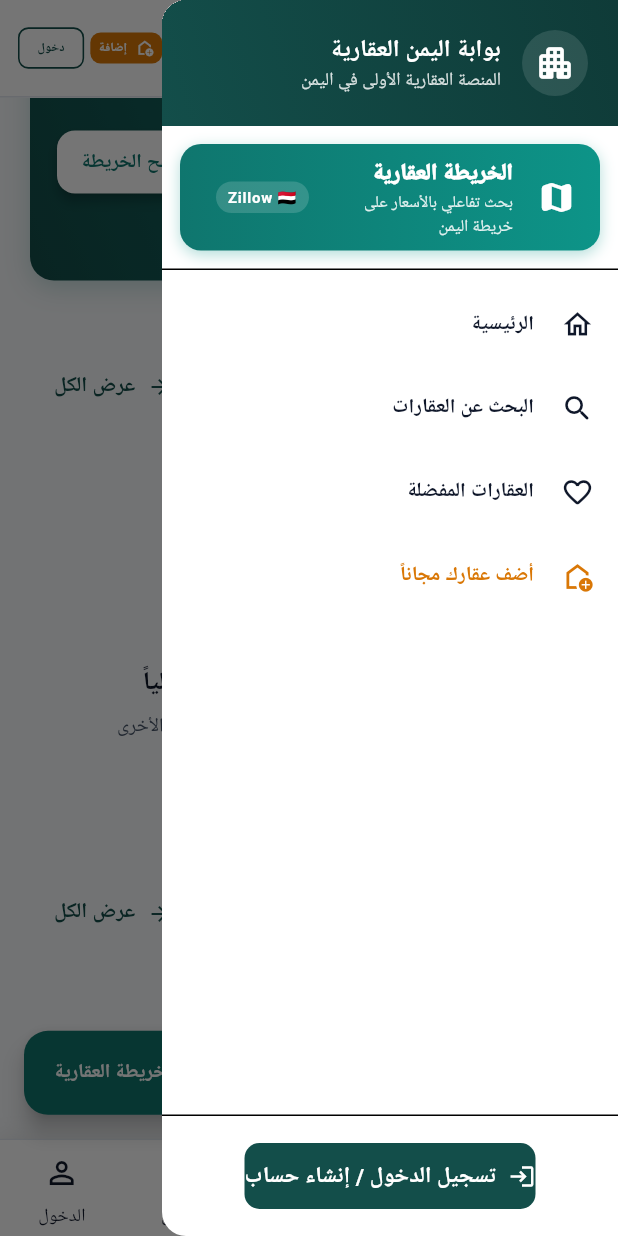
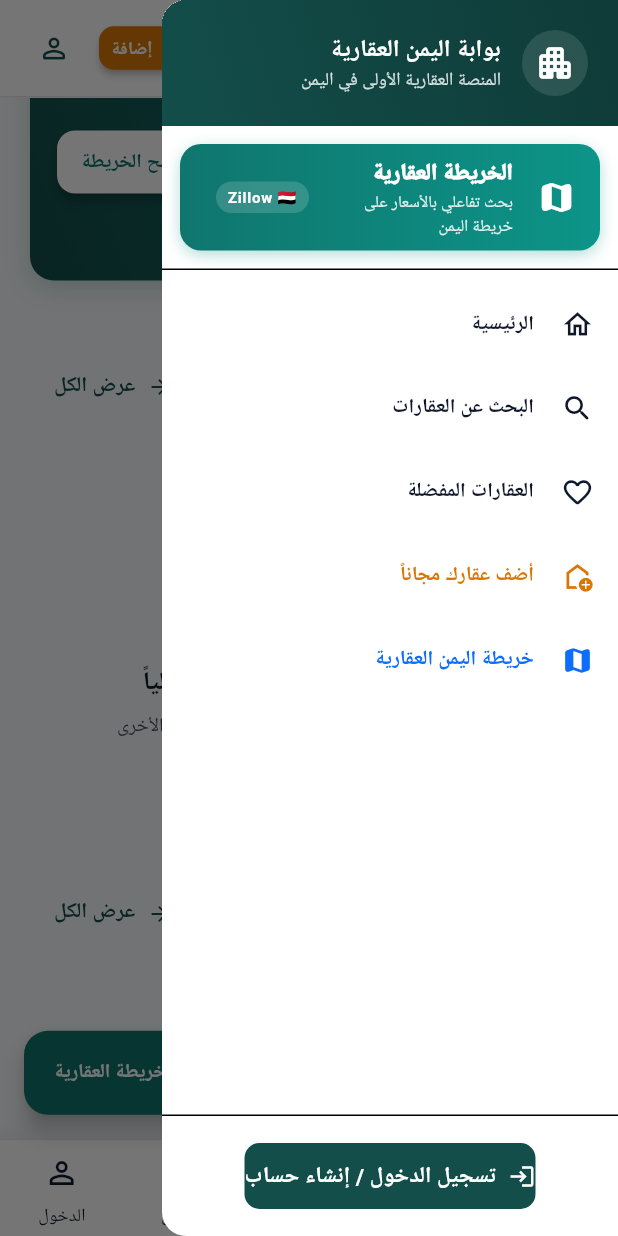
Before and after one commit to AlomoryNet/yemen-real, a Flutter app: the screen it shows after launch, scrolled down 576 dp, after a tap on the "menu" icon, on a phone screen of 412 x 824 dp. Run offline on Flutter 3.47's test engine with Material 3 defaults, Android fonts, the phone set to English and light mode, and no system bars; our stand-ins replace cached_network_image, csv, flutter_map, flutter_riverpod, go_router, google_fonts and 5 more; accounts and stored records are empty; Roboto replaces fonts that are missing (Cairo).

Commit message:
feat(header): guarantee prominent Yemen map button directly beside add button across mobile and desktop, update drawer and screens, release v1.8.1

```diff
--- a/lib/features/home/presentation/home_screen.dart
+++ b/lib/features/home/presentation/home_screen.dart
@@ -1162,9 +1162,44 @@ class _HomeScreenState extends ConsumerState<HomeScreen> {
               ),
             ),
             const SizedBox(height: 16),
-            ElevatedButton(
+            Wrap(
+              alignment: WrapAlignment.center,
+              spacing: 10,
+              runSpacing: 10,
+              children: [
+                ElevatedButton.icon(
+                  style: ElevatedButton.styleFrom(
+                    backgroundColor: const Color(0xFF0D6EFD),
+                    foregroundColor: Colors.white,
+                    padding: const EdgeInsets.symmetric(horizontal: 16, vertical: 12),
+                    shape: RoundedRectangleBorder(
+                      borderRadius: BorderRadius.circular(10),
+                    ),
+                  ),
+                  icon: const Icon(Icons.map_rounded, size: 18),
+                  label: Text(
+                    'خريطة اليمن',
+                    style: GoogleFonts.cairo(fontWeight: FontWeight.bold),
+                  ),
+                  onPressed: () => context.push('/map'),
+                ),
+                ElevatedButton.icon(
+                  style: ElevatedButton.styleFrom(
+                    backgroundColor: AppColors.accent,
+                    foregroundColor: Colors.white,
+                    padding: const EdgeInsets.symmetric(horizontal: 16, vertical: 12),
+                    shape: RoundedRectangleBorder(
+                      borderRadius: BorderRadius.circular(10),
+                    ),
+                  ),
+                  icon: const Icon(Icons.add_home_outlined, size: 18),
+                  label: Text(
+                    'أضف إعلانك الآن',
+                    style: GoogleFonts.cairo(fontWeight: FontWeight.bold),
+                  ),
                   onPressed: () => context.push('/add-property'),
-              child: const Text('أضف إعلانك الآن'),
+                ),
+              ],
             ),
           ],
         ),
@@ -1195,12 +1230,38 @@ class _HomeScreenState extends ConsumerState<HomeScreen> {
               ),
             ),
             const SizedBox(width: 24),
+            Row(
+              children: [
+                ElevatedButton.icon(
+                  style: ElevatedButton.styleFrom(
+                    backgroundColor: const Color(0xFF0D6EFD),
+                    foregroundColor: Colors.white,
+                    padding: const EdgeInsets.symmetric(
+                      horizontal: 22,
+                      vertical: 18,
+                    ),
+                    shape: RoundedRectangleBorder(
+                      borderRadius: BorderRadius.circular(12),
+                    ),
+                  ),
+                  icon: const Icon(Icons.map_rounded),
+                  label: Text(
+                    'خريطة اليمن',
+                    style: GoogleFonts.cairo(fontWeight: FontWeight.bold),
+                  ),
+                  onPressed: () => context.push('/map'),
+                ),
+                const SizedBox(width: 12),
                 ElevatedButton.icon(
                   style: ElevatedButton.styleFrom(
                     backgroundColor: AppColors.accent,
+                    foregroundColor: Colors.white,
                     padding: const EdgeInsets.symmetric(
-                  horizontal: 28,
+                      horizontal: 26,
                       vertical: 18,
+                    ),
+                    shape: RoundedRectangleBorder(
+                      borderRadius: BorderRadius.circular(12),
                     ),
                   ),
                   icon: const Icon(Icons.add_home_outlined),
@@ -1212,6 +1273,8 @@ class _HomeScreenState extends ConsumerState<HomeScreen> {
                 ),
               ],
             ),
+          ],
+        ),
       ),
     );
   }
--- a/lib/features/profile/presentation/my_properties_screen.dart
+++ b/lib/features/profile/presentation/my_properties_screen.dart
@@ -99,6 +99,23 @@ class MyPropertiesScreen extends ConsumerWidget {
                               ),
                             ],
                           ),
+                          Row(
+                            children: [
+                              ElevatedButton.icon(
+                                style: ElevatedButton.styleFrom(
+                                  backgroundColor: const Color(0xFF0D6EFD),
+                                  foregroundColor: Colors.white,
+                                ),
+                                icon: const Icon(Icons.map_rounded, size: 18),
+                                label: Text(
+                                  'خريطة اليمن',
+                                  style: GoogleFonts.cairo(
+                                    fontWeight: FontWeight.bold,
+                                  ),
+                                ),
+                                onPressed: () => context.push('/map'),
+                              ),
+                              const SizedBox(width: 8),
                               ElevatedButton.icon(
                                 style: ElevatedButton.styleFrom(
                                   backgroundColor: AppColors.primary,
@@ -111,6 +128,8 @@ class MyPropertiesScreen extends ConsumerWidget {
                                   ),
                                 ),
                                 onPressed: () => context.push('/add-property'),
+                              ),
+                            ],
                           ),
                         ],
                       ),
--- a/lib/shared/widgets/app_drawer.dart
+++ b/lib/shared/widgets/app_drawer.dart
@@ -167,6 +167,13 @@ class AppDrawer extends ConsumerWidget {
                     route: '/add-property',
                     color: AppColors.accent,
                   ),
+                  _buildDrawerTile(
+                    context,
+                    icon: Icons.map_rounded,
+                    title: 'خريطة اليمن العقارية',
+                    route: '/map',
+                    color: const Color(0xFF0D6EFD),
+                  ),
 
                   if (authState.isAuthenticated) ...[
                     const Divider(height: 16),
--- a/lib/shared/widgets/app_header.dart
+++ b/lib/shared/widgets/app_header.dart
@@ -67,11 +67,16 @@ class AppHeader extends ConsumerWidget implements PreferredSizeWidget {
                 child: AppLogo(size: isMobile ? 30 : 38, showText: !isMobile),
               ),
 
-              const Spacer(),
-
               // Desktop Navigation Links
               if (isDesktop) ...[
+                const SizedBox(width: 18),
                 _buildNavLink(context, 'الرئيسية', '/'),
+                _buildNavLink(
+                  context,
+                  'خريطة اليمن',
+                  '/map',
+                  isHighlight: true,
+                ),
                 _buildNavLink(context, 'بحث العقارات', '/search'),
                 _buildNavLink(context, 'المفضلة', '/favorites'),
                 if (authState.isAuthenticated) ...[
@@ -85,24 +90,22 @@ class AppHeader extends ConsumerWidget implements PreferredSizeWidget {
                     '/admin',
                     isHighlight: true,
                   ),
-                const SizedBox(width: 16),
+                const SizedBox(width: 8),
               ],
 
-              Flexible(
-                child: FittedBox(
-                  fit: BoxFit.scaleDown,
-                  alignment: Alignment.centerLeft,
-                  child: Row(
-                    mainAxisSize: MainAxisSize.min,
-                    children: [
-                      // Yemen Map Button (Directly next to Add button)
+              // Clean Spacer that pushes actions to the left in RTL
+              const Spacer(),
+
+              // Action Buttons Row: Yemen Map Button & Add Property Button side-by-side
+              // 1. Yemen Map Button (Blue with Map Icon)
               ElevatedButton.icon(
+                key: const ValueKey('header_map_button'),
                 style: ElevatedButton.styleFrom(
-                  backgroundColor: const Color(0xFF0D6EFD),
+                  backgroundColor: const Color(0xFF0D6EFD), // Zillow vibrant blue
                   foregroundColor: Colors.white,
                   padding: EdgeInsets.symmetric(
-                    horizontal: isMobile ? 8 : 14,
-                    vertical: isMobile ? 6 : 10,
+                    horizontal: isMobile ? 8 : 16,
+                    vertical: isMobile ? 6 : 11,
                   ),
                   minimumSize: Size.zero,
                   tapTargetSize: MaterialTapTargetSize.shrinkWrap,
@@ -111,7 +114,7 @@ class AppHeader extends ConsumerWidget implements PreferredSizeWidget {
                   ),
                   elevation: 2,
                 ),
-                icon: const Icon(Icons.map_rounded, size: 18),
+                icon: const Icon(Icons.map_rounded, size: 17),
                 label: Text(
                   isMobile ? 'الخريطة' : 'خريطة اليمن',
                   style: GoogleFonts.cairo(
@@ -126,24 +129,26 @@ class AppHeader extends ConsumerWidget implements PreferredSizeWidget {
                   }
                 },
               ),
-              const SizedBox(width: 6),
+              SizedBox(width: isMobile ? 6 : 8),
 
-              // Add Property Button
+              // 2. Add Property Button (Accent Orange with Home/Add Icon)
               ElevatedButton.icon(
+                key: const ValueKey('header_add_property_button'),
                 style: ElevatedButton.styleFrom(
-                  backgroundColor: AppColors.accent,
+                  backgroundColor: AppColors.accent, // Vibrant Orange
                   foregroundColor: Colors.white,
                   padding: EdgeInsets.symmetric(
                     horizontal: isMobile ? 8 : 16,
-                    vertical: isMobile ? 6 : 10,
+                    vertical: isMobile ? 6 : 11,
                   ),
                   minimumSize: Size.zero,
                   tapTargetSize: MaterialTapTargetSize.shrinkWrap,
                   shape: RoundedRectangleBorder(
                     borderRadius: BorderRadius.circular(10),
                   ),
+                  elevation: 2,
                 ),
-                icon: const Icon(Icons.add_home_outlined, size: 18),
+                icon: const Icon(Icons.add_home_outlined, size: 17),
                 label: Text(
                   isMobile ? 'إضافة' : 'أضف عقارك',
                   style: GoogleFonts.cairo(
@@ -339,30 +344,38 @@ class AppHeader extends ConsumerWidget implements PreferredSizeWidget {
                     }
                   },
                 )
+              else if (isMobile)
+                IconButton(
+                  tooltip: 'تسجيل الدخول',
+                  padding: EdgeInsets.zero,
+                  constraints: const BoxConstraints(minWidth: 32, minHeight: 32),
+                  icon: const Icon(
+                    Icons.person_outline_rounded,
+                    color: AppColors.primary,
+                    size: 22,
+                  ),
+                  onPressed: () => context.push('/login'),
+                )
               else
                 OutlinedButton(
                   style: OutlinedButton.styleFrom(
-                    padding: EdgeInsets.symmetric(
-                      horizontal: isMobile ? 10 : 16,
-                      vertical: isMobile ? 8 : 10,
+                    padding: const EdgeInsets.symmetric(
+                      horizontal: 16,
+                      vertical: 10,
                     ),
                     shape: RoundedRectangleBorder(
                       borderRadius: BorderRadius.circular(10),
                     ),
                   ),
                   child: Text(
-                    isMobile ? 'دخول' : 'دخول / تسجيل',
+                    'دخول / تسجيل',
                     style: GoogleFonts.cairo(
-                      fontSize: isMobile ? 12 : 13,
+                      fontSize: 13,
                       fontWeight: FontWeight.bold,
                     ),
                   ),
                   onPressed: () => context.push('/login'),
                 ),
-                    ],
-                  ),
-                ),
-              ),
             ],
           ),
         ),
--- a/pubspec.yaml
+++ b/pubspec.yaml
@@ -16,7 +16,7 @@ publish_to: 'none' # Remove this line if you wish to publish to pub.dev
 # https://developer.apple.com/library/archive/documentation/General/Reference/InfoPlistKeyReference/Articles/CoreFoundationKeys.html
 # In Windows, build-name is used as the major, minor, and patch parts
 # of the product and file versions while build-number is used as the build suffix.
-version: 1.8.0+10
+version: 1.8.1+11
 
 environment:
   sdk: ^3.8.1
```
Lines whose indentation alone changed are shown as unchanged.
